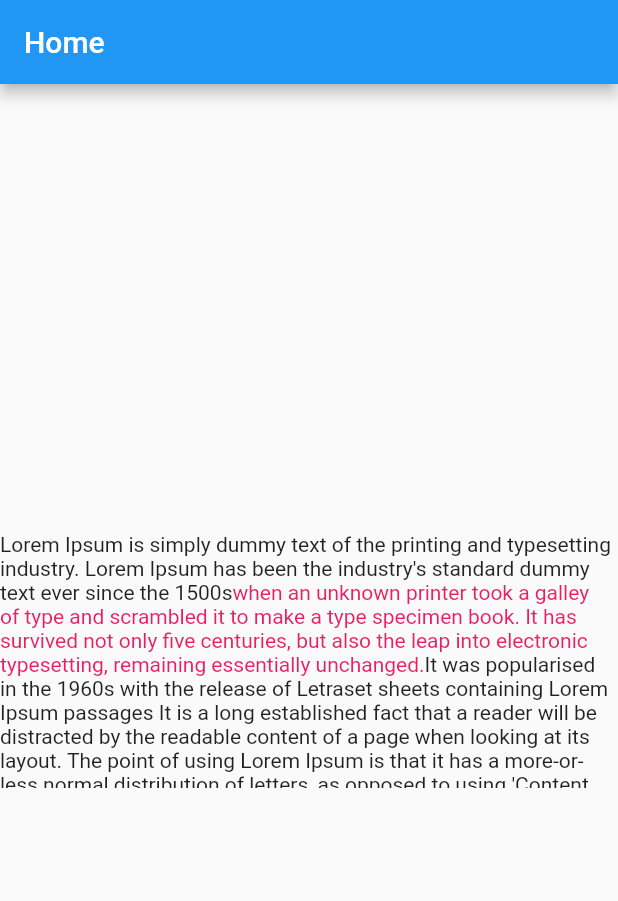
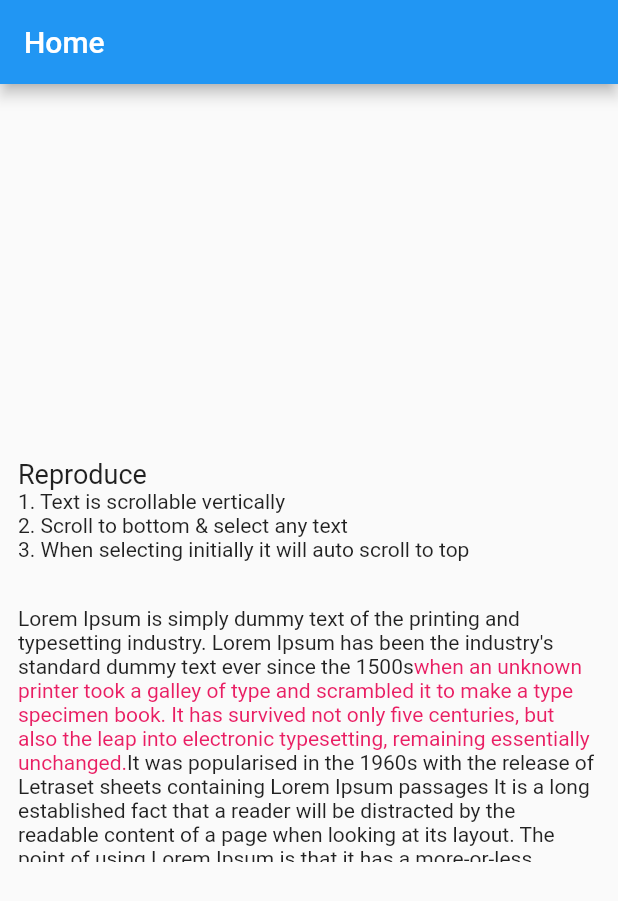
Before and after one commit to wilson-christian/flutter_selectable_text_issue, a Flutter app: the screen it shows after launch, on a phone screen of 412 x 824 dp. Shown: the top 901 px of the screen. Run offline on Flutter 3.47's test engine with Material 2 defaults, Android fonts, the phone set to English and light mode, and no system bars.

Commit message:
Explained issue briefly for community to understand it easily

```diff
--- a/lib/main.dart
+++ b/lib/main.dart
@@ -50,8 +50,26 @@ class _MyHomePageState extends State<MyHomePage> {
       appBar: AppBar(
         title: Text(widget.title),
       ),
-      body: Center(
-        child: SingleChildScrollView(
+      body: Padding(
+        padding: const EdgeInsets.all(12.0),
+        child: Column(
+          mainAxisAlignment: MainAxisAlignment.center,
+          crossAxisAlignment: CrossAxisAlignment.start,
+          children: [
+            Text(
+              "Reproduce",
+              style: TextStyle(fontSize: 18),
+            ),
+            Text(
+              "1. Text is scrollable vertically \n2. Scroll to bottom & select any text \n3. When selecting initially it will auto scroll to top",
+              style: TextStyle(
+                fontSize: 14,
+              ),
+            ),
+            SizedBox(
+              height: 30,
+            ),
+            SingleChildScrollView(
               controller: _scrollController,
               child: Container(
                 height: 170,
@@ -67,7 +85,6 @@ class _MyHomePageState extends State<MyHomePage> {
                     ],
                   ),
                   onSelectionChanged: (selection, cause) {
-
                     // TRIED BELOW SOLUTION BUT IT FLICKERS IN SOME DEVICES
 
                     // Future.delayed(const Duration(milliseconds: 10), () {
@@ -81,6 +98,8 @@ class _MyHomePageState extends State<MyHomePage> {
                 ),
               ),
             ),
+          ],
+        ),
       ),
     );
   }
```
Lines whose indentation alone changed are shown as unchanged.
